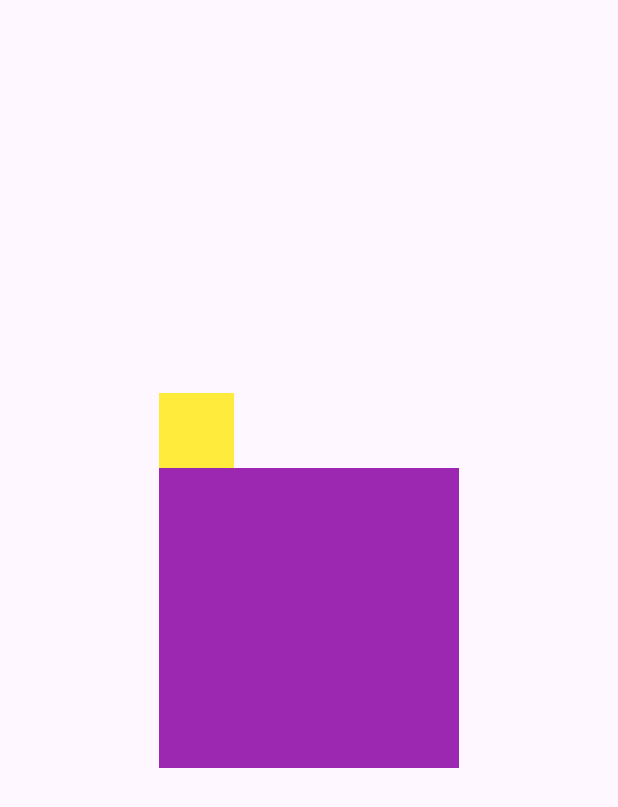
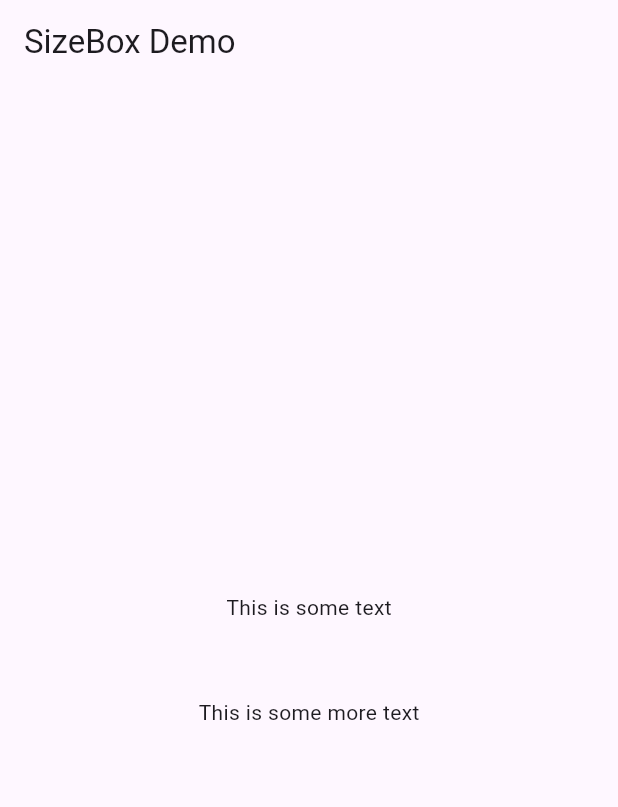
Before and after one commit to minhtamldt/FlutterOrigin, a Flutter app: the screen it shows after launch, on a phone screen of 412 x 824 dp. Shown: the top 807 px of the screen. Run offline on Flutter 3.47's test engine with Material 2 defaults, Android fonts, the phone set to English and light mode, and no system bars.

Commit message:
add demo layout single widget
- CustomSingleChildLayout
- FittedBox
- LimittedBox
- OffState
- OverrflowBox
- SizeBox

```diff
--- a/flutter_origin/lib/app.dart
+++ b/flutter_origin/lib/app.dart
@@ -5,6 +5,12 @@ import 'package:flutter_origin/widgets/pages/layouts/singles/align_page.dart';
 import 'package:flutter_origin/widgets/pages/layouts/singles/aspect_ratio_page.dart';
 import 'package:flutter_origin/widgets/pages/layouts/singles/base_line_page.dart';
 import 'package:flutter_origin/widgets/pages/layouts/singles/container_page.dart';
+import 'package:flutter_origin/widgets/pages/layouts/singles/custom_single_child_layout_page.dart';
+import 'package:flutter_origin/widgets/pages/layouts/singles/fittedbox_page.dart';
+import 'package:flutter_origin/widgets/pages/layouts/singles/limited_box_page.dart';
+import 'package:flutter_origin/widgets/pages/layouts/singles/offstage_page_page.dart';
+import 'package:flutter_origin/widgets/pages/layouts/singles/overflow_box_page.dart';
+import 'package:flutter_origin/widgets/pages/layouts/singles/size_box_page.dart';
 import 'package:flutter_origin/widgets/pages/main_pages/main_page.dart';
 
 class OriginApp extends StatelessWidget {
@@ -37,11 +43,17 @@ class OriginApp extends StatelessWidget {
       // home: const MainPage(title: 'Flutter Demo Home Page'),
       //  home: const AlignPage(),
       //  home: const AspectRatioPage(),
-       home: const BaseLinePage(),
+      //  home: const BaseLinePage(),
       // home: const CenterPage(),
       // home: const ConstrainedBoxPage(),
       // home: const ContainerPage(),
-      //  home: const ContainerPage(),
+      // home: const ContainerPage(),
+      // home: const CustomSingleChildLayoutPage(),
+      // home: const FittedBoxPage(),
+      // home: const LimitedBoxPage(),
+      // home:  const OffstagePage(),
+      //  home:  const OverflowBoxPage(),
+       home:  const SizeBoxPage(),
     );
   }
 }
--- /dev/null
+++ b/flutter_origin/lib/widgets/pages/layouts/singles/size_box_page.dart
@@ -0,0 +1,32 @@
+import 'package:flutter/material.dart';
+
+class SizeBoxPage extends StatelessWidget {
+  const SizeBoxPage({super.key});
+
+  @override
+  Widget build(BuildContext context) {
+    return Scaffold(
+      appBar: AppBar(
+        title: const Text('SizeBox Demo'),
+      ),
+      body: const Center(
+        child: Column(
+          mainAxisAlignment: MainAxisAlignment.center,
+          children: [
+            Text('This is some text'),
+            //========================================================================
+            // SIZEBOX :
+            // - CHỨC NĂNG: Cho phép bạn chỉ định kích thước của widget con
+            // - THUỘC TÍNH :
+            //  + width: xác định chiều rộng của widget con
+            //  + height: xác định chiều cao của widget con
+            //  + child: xác định widget con
+            //========================================================================
+            SizedBox(height: 50), // Add a SizedBox widget with a height of 20 pixels
+            Text('This is some more text'),
+          ],
+        ),
+      ),
+    );
+  }
+}
```
Also changed, not shown: flutter_origin/lib/widgets/pages/layouts/singles/custom_single_child_layout_page.dart (added, +53 -0 lines), flutter_origin/lib/widgets/pages/layouts/singles/fittedbox_page.dart (added, +43 -0 lines), flutter_origin/lib/widgets/pages/layouts/singles/limited_box_page.dart (added, +19 -0 lines), flutter_origin/lib/widgets/pages/layouts/singles/offstage_page_page.dart (added, +49 -0 lines), flutter_origin/lib/widgets/pages/layouts/singles/overflow_box_page.dart (added, +41 -0 lines).
